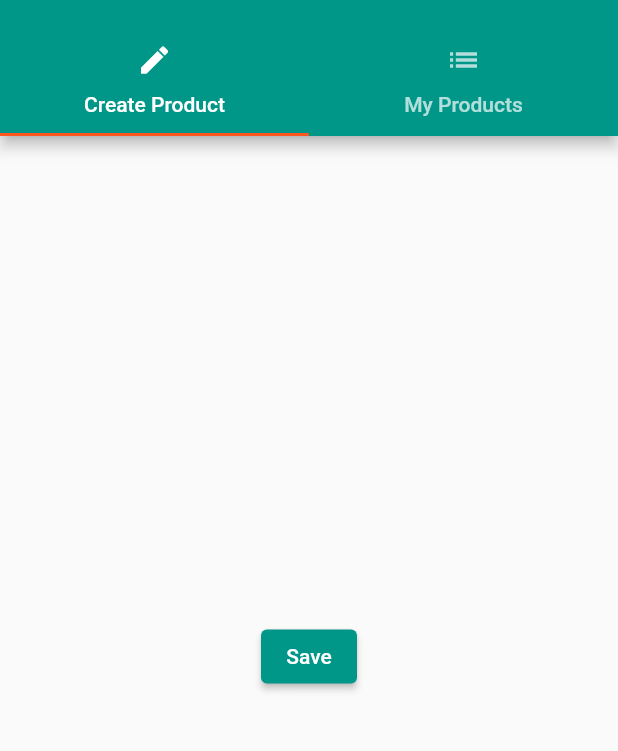
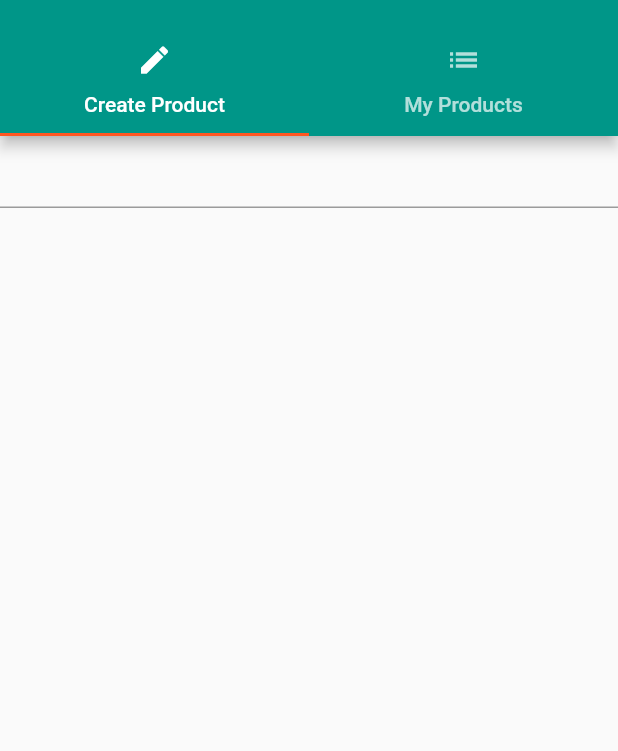
Before and after one commit to anthony2v/EasyList, a Flutter app: the ProductsAdminPage screen opened by its route, on a phone screen of 412 x 824 dp, the part 59-810 px from its top. Run offline on Flutter 3.47's test engine with Material 2 defaults, Android fonts, the phone set to English and light mode, and no system bars.

Commit message:
Converted to stateful widget with text field

```diff
--- a/lib/pages/product_create.dart
+++ b/lib/pages/product_create.dart
@@ -1,20 +1,28 @@
 import 'package:flutter/material.dart';
 
-class ProductCreatePage extends StatelessWidget {
+class ProductCreatePage extends StatefulWidget {
+  @override
+  State<StatefulWidget> createState() {
+    return _ProductCreatePageState();
+  }
+}
+
+class _ProductCreatePageState extends State<ProductCreatePage> {
+  String titleValue = '';
+
   @override
   Widget build(BuildContext context) {
-    return Center(
-      child: ElevatedButton(
-        child: Text('Save'),
-        onPressed: () {
-          showModalBottomSheet(
-            context: context,
-            builder: (BuildContext context) {
-              return Center(child: Text('This is a Modal!'));
-            },
-          );
-        },
-      ),
+    return Column(
+      children: <Widget>[
+        TextField(
+          onChanged: (String value) {
+            setState(() {
+              titleValue = value;
+            });
+          },
+        ),
+        Text(titleValue),
+      ],
     );
   }
 }
```
